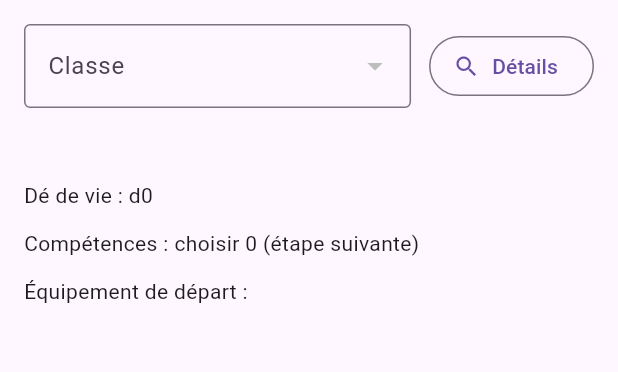
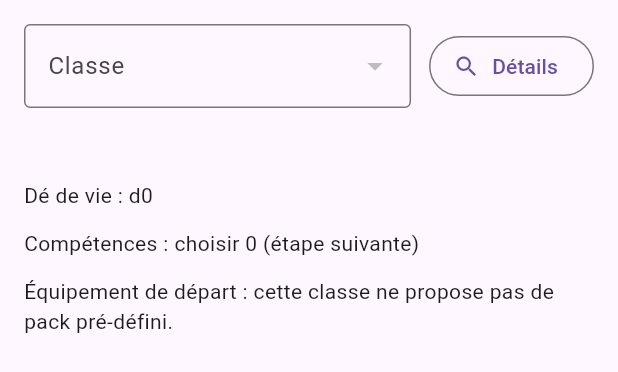
Before and after one commit to Kickleo/sw5e, a Flutter app: the _ClassStep widget shown alone on an empty page, opened directly with empty values, on a phone screen of 412 x 824 dp. Shown: the top 372 px of the screen. Run offline on Flutter 3.47's test engine with Material 3 defaults, Android fonts, the phone set to English and light mode, and no system bars; our stand-ins replace connectivity_plus, equatable, flutter_bloc, flutter_dotenv, flutter_hooks, flutter_riverpod and 5 more.

Commit message:
Display class equipment options in class step

```diff
--- a/lib/ui/character_creation/pages/quick_create/quick_create_view.dart
+++ b/lib/ui/character_creation/pages/quick_create/quick_create_view.dart
@@ -199,6 +199,8 @@ class _QuickCreateView extends StatelessWidget {
                                     selectedClass: state.selectedClass,
                                     classDef: state.selectedClassDef,
                                     isLoadingDetails: state.isLoadingClassDetails,
+                                    equipmentDefinitions:
+                                        state.equipmentDefinitions,
                                     onSelect: (value) {
                                       if (value != null) {
                                         bloc.add(QuickCreateClassSelected(value));
--- a/lib/ui/character_creation/pages/quick_create/steps/class_step.dart
+++ b/lib/ui/character_creation/pages/quick_create/steps/class_step.dart
@@ -6,6 +6,7 @@ class _ClassStep extends StatelessWidget {
     required this.selectedClass,
     required this.classDef,
     required this.isLoadingDetails,
+    required this.equipmentDefinitions,
     required this.onSelect,
     required this.onOpenPicker,
   });
@@ -14,6 +15,7 @@ class _ClassStep extends StatelessWidget {
   final String? selectedClass;
   final ClassDef? classDef;
   final bool isLoadingDetails;
+  final Map<String, EquipmentDef> equipmentDefinitions;
   final ValueChanged<String?> onSelect;
   final VoidCallback onOpenPicker;
 
@@ -81,8 +83,9 @@ class _ClassStep extends StatelessWidget {
                 'Compétences : choisir ${classDefData.level1.proficiencies.skillsChoose} (étape suivante)',
               ),
               const SizedBox(height: 12),
-              Text(
-                'Équipement de départ :\n${classDefData.level1.startingEquipment.map((e) => '• ${e.id} ×${e.qty}').join('\n')}',
+              _ClassStartingEquipment(
+                classDef: classDefData,
+                equipmentDefinitions: equipmentDefinitions,
               ),
             ],
           ),
@@ -90,3 +93,64 @@ class _ClassStep extends StatelessWidget {
     );
   }
 }
+
+class _ClassStartingEquipment extends StatelessWidget {
+  const _ClassStartingEquipment({
+    required this.classDef,
+    required this.equipmentDefinitions,
+  });
+
+  final ClassDef classDef;
+  final Map<String, EquipmentDef> equipmentDefinitions;
+
+  String _formatLine(StartingEquipmentLine line) {
+    final EquipmentDef? def = equipmentDefinitions[line.id];
+    final String label;
+    if (def == null) {
+      label = line.id;
+    } else if (def.name.fr.isNotEmpty) {
+      label = def.name.fr;
+    } else {
+      label = def.name.en;
+    }
+    return '• $label ×${line.qty}';
+  }
+
+  @override
+  Widget build(BuildContext context) {
+    final List<StartingEquipmentLine> fixed =
+        classDef.level1.startingEquipment;
+    final List<String> options = classDef.level1.startingEquipmentOptions;
+    final bool hasFixed = fixed.isNotEmpty;
+    final bool hasOptions = options.isNotEmpty;
+
+    if (!hasFixed && !hasOptions) {
+      return const Text(
+        'Équipement de départ : cette classe ne propose pas de pack pré-défini.',
+      );
+    }
+
+    return Column(
+      crossAxisAlignment: CrossAxisAlignment.start,
+      children: [
+        const Text(
+          'Équipement de départ :',
+          style: TextStyle(fontWeight: FontWeight.bold),
+        ),
+        if (hasFixed) ...[
+          const SizedBox(height: 4),
+          Text(fixed.map(_formatLine).join('\n')),
+        ],
+        if (hasOptions) ...[
+          if (hasFixed) const SizedBox(height: 8),
+          const Text(
+            'Options :',
+            style: TextStyle(fontWeight: FontWeight.bold),
+          ),
+          const SizedBox(height: 4),
+          Text(options.map((option) => '• $option').join('\n')),
+        ],
+      ],
+    );
+  }
+}
```
